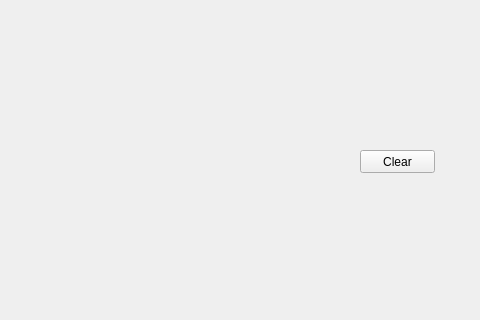
This is U3_frommeltova_hnilicova/DTM/widget.ui in Lucul1/ADKI as Qt 5 draws it before an edit; both pictures show x 320 to 800 and y 280 to 600 of the 800 by 600 pixel window. The edited form follows.
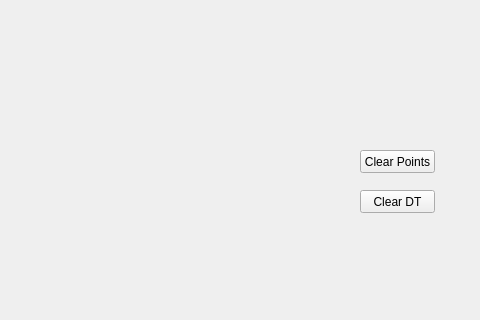
This is the edited form. Custom widgets are drawn as their Qt base class.

Diff of the .ui file:
```diff
--- a/U3_frommeltova_hnilicova/DTM/widget.ui
+++ b/U3_frommeltova_hnilicova/DTM/widget.ui
@@ -59,7 +59,20 @@
     </rect>
    </property>
    <property name="text">
-    <string>Clear</string>
+    <string>Clear Points</string>
+   </property>
+  </widget>
+  <widget class="QPushButton" name="Clear_DT">
+   <property name="geometry">
+    <rect>
+     <x>680</x>
+     <y>470</y>
+     <width>75</width>
+     <height>23</height>
+    </rect>
+   </property>
+   <property name="text">
+    <string>Clear DT</string>
    </property>
   </widget>
  </widget>
```
